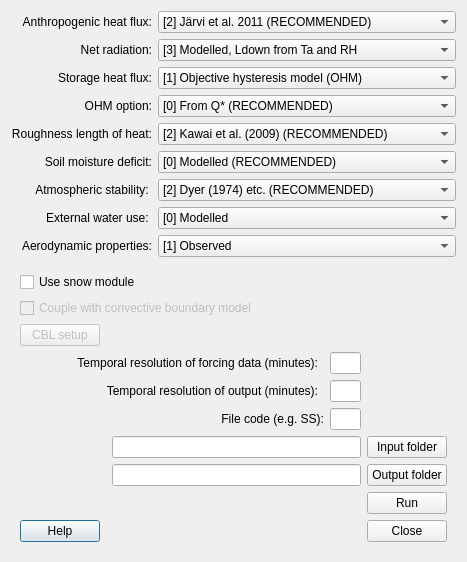
Above: SUEWS/suews_dialog_base.ui from UMEP-dev/UMEP before the change. Below: the same form after it.
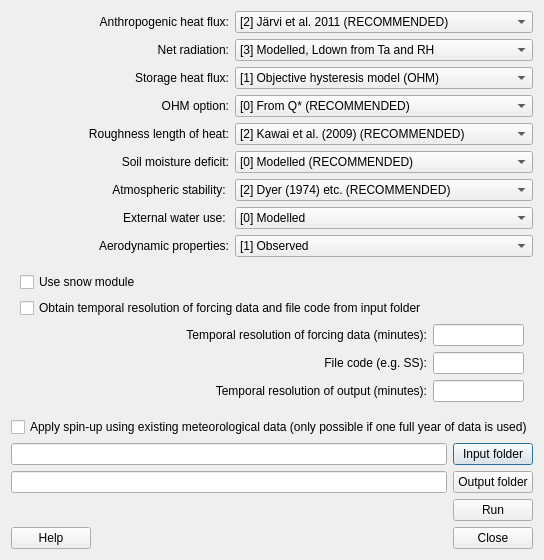
That is the form after the change.

What changed in the file:
```diff
--- a/SUEWS/suews_dialog_base.ui
+++ b/SUEWS/suews_dialog_base.ui
@@ -6,14 +6,14 @@
    <rect>
     <x>0</x>
     <y>0</y>
-    <width>464</width>
-    <height>553</height>
+    <width>491</width>
+    <height>547</height>
    </rect>
   </property>
   <property name="windowTitle">
    <string>SUEWS</string>
   </property>
-  <layout class="QGridLayout" name="gridLayout_2">
+  <layout class="QGridLayout" name="gridLayout_4">
    <item row="0" column="0">
     <layout class="QVBoxLayout" name="verticalLayout_2">
      <item>
@@ -350,166 +350,171 @@
      <property name="frameShadow">
       <enum>QFrame::Raised</enum>
      </property>
-     <layout class="QGridLayout" name="gridLayout">
-      <item row="4" column="4">
-       <widget class="QLineEdit" name="OutputRes">
-        <property name="maxLength">
-         <number>8</number>
-        </property>
-        <property name="alignment">
-         <set>Qt::AlignCenter</set>
-        </property>
-       </widget>
-      </item>
-      <item row="10" column="2">
-       <spacer name="horizontalSpacer">
-        <property name="orientation">
-         <enum>Qt::Horizontal</enum>
-        </property>
-        <property name="sizeHint" stdset="0">
-         <size>
-          <width>40</width>
-          <height>20</height>
-         </size>
-        </property>
-       </spacer>
-      </item>
-      <item row="7" column="4">
-       <widget class="QLineEdit" name="FileCode">
-        <property name="maxLength">
-         <number>8</number>
-        </property>
-        <property name="alignment">
-         <set>Qt::AlignCenter</set>
-        </property>
-       </widget>
-      </item>
-      <item row="7" column="1" colspan="3">
-       <widget class="QLabel" name="label_35">
-        <property name="text">
-         <string>File code (e.g. SS):</string>
-        </property>
-        <property name="alignment">
-         <set>Qt::AlignRight|Qt::AlignTrailing|Qt::AlignVCenter</set>
-        </property>
-        <property name="buddy">
-         <cstring></cstring>
-        </property>
-       </widget>
-      </item>
-      <item row="11" column="0">
-       <widget class="QPushButton" name="helpButton">
-        <property name="text">
-         <string>Help</string>
-        </property>
-       </widget>
-      </item>
-      <item row="0" column="0" colspan="5">
+     <layout class="QGridLayout" name="gridLayout_2">
+      <item row="0" column="0">
        <widget class="QCheckBox" name="checkBoxSnow">
         <property name="text">
          <string>Use snow module</string>
         </property>
        </widget>
       </item>
-      <item row="1" column="0" colspan="3">
-       <widget class="QCheckBox" name="checkBoxCBL">
-        <property name="enabled">
-         <bool>false</bool>
-        </property>
-        <property name="text">
-         <string>Couple with convective boundary model</string>
-        </property>
-       </widget>
-      </item>
       <item row="2" column="0">
-       <widget class="QPushButton" name="pushButtonCBL">
-        <property name="enabled">
-         <bool>false</bool>
-        </property>
-        <property name="text">
-         <string>CBL setup</string>
-        </property>
-       </widget>
-      </item>
-      <item row="8" column="5">
-       <widget class="QPushButton" name="pushButtonLoad">
-        <property name="text">
-         <string>Input folder</string>
-        </property>
-       </widget>
-      </item>
-      <item row="9" column="5">
-       <widget class="QPushButton" name="pushButtonSave">
-        <property name="text">
-         <string>Output folder</string>
-        </property>
-       </widget>
-      </item>
-      <item row="10" column="5">
-       <widget class="QPushButton" name="runButton">
-        <property name="enabled">
-         <bool>true</bool>
-        </property>
-        <property name="text">
-         <string>Run</string>
-        </property>
-       </widget>
-      </item>
-      <item row="11" column="5">
-       <widget class="QPushButton" name="closeButton">
-        <property name="enabled">
-         <bool>true</bool>
-        </property>
-        <property name="text">
-         <string>Close</string>
-        </property>
-       </widget>
-      </item>
-      <item row="8" column="2" colspan="3">
-       <widget class="QLineEdit" name="textInput"/>
-      </item>
-      <item row="9" column="2" colspan="3">
-       <widget class="QLineEdit" name="textOutput"/>
-      </item>
-      <item row="3" column="4">
-       <widget class="QLineEdit" name="InputRes">
-        <property name="maxLength">
-         <number>8</number>
-        </property>
-        <property name="alignment">
-         <set>Qt::AlignCenter</set>
-        </property>
-       </widget>
-      </item>
-      <item row="3" column="0" colspan="3">
-       <widget class="QLabel" name="label_38">
-        <property name="text">
-         <string>Temporal resolution of forcing data (minutes):</string>
-        </property>
-        <property name="alignment">
-         <set>Qt::AlignRight|Qt::AlignTrailing|Qt::AlignVCenter</set>
-        </property>
-        <property name="buddy">
-         <cstring></cstring>
-        </property>
-       </widget>
-      </item>
-      <item row="4" column="1" colspan="2">
-       <widget class="QLabel" name="label_37">
-        <property name="text">
-         <string>Temporal resolution of output (minutes):</string>
-        </property>
-        <property name="alignment">
-         <set>Qt::AlignRight|Qt::AlignTrailing|Qt::AlignVCenter</set>
-        </property>
-        <property name="buddy">
-         <cstring></cstring>
-        </property>
-       </widget>
+       <layout class="QGridLayout" name="gridLayout">
+        <item row="0" column="0">
+         <widget class="QCheckBox" name="checkBoxFromSP">
+          <property name="enabled">
+           <bool>true</bool>
+          </property>
+          <property name="text">
+           <string>Obtain temporal resolution of forcing data and file code from input folder</string>
+          </property>
+         </widget>
+        </item>
+        <item row="1" column="0">
+         <widget class="QLabel" name="label_38">
+          <property name="text">
+           <string>Temporal resolution of forcing data (minutes):</string>
+          </property>
+          <property name="alignment">
+           <set>Qt::AlignRight|Qt::AlignTrailing|Qt::AlignVCenter</set>
+          </property>
+          <property name="buddy">
+           <cstring></cstring>
+          </property>
+         </widget>
+        </item>
+        <item row="1" column="1">
+         <widget class="QLineEdit" name="InputRes">
+          <property name="maxLength">
+           <number>8</number>
+          </property>
+          <property name="alignment">
+           <set>Qt::AlignCenter</set>
+          </property>
+         </widget>
+        </item>
+        <item row="3" column="0">
+         <widget class="QLabel" name="label_37">
+          <property name="text">
+           <string>Temporal resolution of output (minutes):</string>
+          </property>
+          <property name="alignment">
+           <set>Qt::AlignRight|Qt::AlignTrailing|Qt::AlignVCenter</set>
+          </property>
+          <property name="buddy">
+           <cstring></cstring>
+          </property>
+         </widget>
+        </item>
+        <item row="3" column="1">
+         <widget class="QLineEdit" name="OutputRes">
+          <property name="maxLength">
+           <number>8</number>
+          </property>
+          <property name="alignment">
+           <set>Qt::AlignCenter</set>
+          </property>
+         </widget>
+        </item>
+        <item row="2" column="0">
+         <widget class="QLabel" name="label_35">
+          <property name="text">
+           <string>File code (e.g. SS):</string>
+          </property>
+          <property name="alignment">
+           <set>Qt::AlignRight|Qt::AlignTrailing|Qt::AlignVCenter</set>
+          </property>
+          <property name="buddy">
+           <cstring></cstring>
+          </property>
+         </widget>
+        </item>
+        <item row="2" column="1">
+         <widget class="QLineEdit" name="FileCode">
+          <property name="maxLength">
+           <number>8</number>
+          </property>
+          <property name="alignment">
+           <set>Qt::AlignCenter</set>
+          </property>
+         </widget>
+        </item>
+       </layout>
       </item>
      </layout>
     </widget>
    </item>
+   <item row="2" column="0" colspan="2">
+    <widget class="QCheckBox" name="checkBoxSpinup">
+     <property name="text">
+      <string>Apply spin-up using existing meteorological data (only possible if one full year of data is used)</string>
+     </property>
+    </widget>
+   </item>
+   <item row="3" column="0" colspan="2">
+    <layout class="QGridLayout" name="gridLayout_3">
+     <item row="0" column="0" colspan="2">
+      <widget class="QLineEdit" name="textInput"/>
+     </item>
+     <item row="0" column="2">
+      <widget class="QPushButton" name="pushButtonLoad">
+       <property name="text">
+        <string>Input folder</string>
+       </property>
+      </widget>
+     </item>
+     <item row="1" column="0" colspan="2">
+      <widget class="QLineEdit" name="textOutput"/>
+     </item>
+     <item row="1" column="2">
+      <widget class="QPushButton" name="pushButtonSave">
+       <property name="text">
+        <string>Output folder</string>
+       </property>
+      </widget>
+     </item>
+     <item row="2" column="2">
+      <widget class="QPushButton" name="runButton">
+       <property name="enabled">
+        <bool>true</bool>
+       </property>
+       <property name="text">
+        <string>Run</string>
+       </property>
+      </widget>
+     </item>
+     <item row="3" column="0">
+      <widget class="QPushButton" name="helpButton">
+       <property name="text">
+        <string>Help</string>
+       </property>
+      </widget>
+     </item>
+     <item row="3" column="1">
+      <spacer name="horizontalSpacer">
+       <property name="orientation">
+        <enum>Qt::Horizontal</enum>
+       </property>
+       <property name="sizeHint" stdset="0">
+        <size>
+         <width>40</width>
+         <height>20</height>
+        </size>
+       </property>
+      </spacer>
+     </item>
+     <item row="3" column="2">
+      <widget class="QPushButton" name="closeButton">
+       <property name="enabled">
+        <bool>true</bool>
+       </property>
+       <property name="text">
+        <string>Close</string>
+       </property>
+      </widget>
+     </item>
+    </layout>
+   </item>
   </layout>
  </widget>
  <resources/>
```
Left out of the diff: 68 changed lines with no effect on the pictures.
